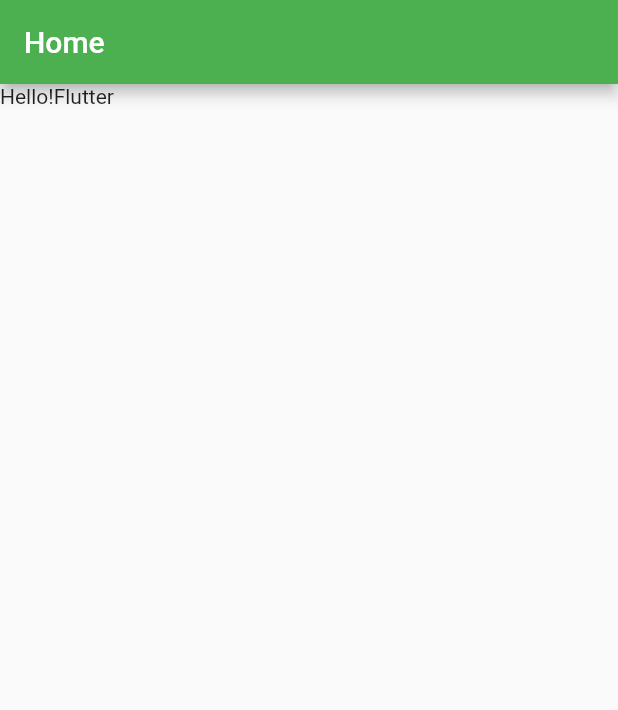
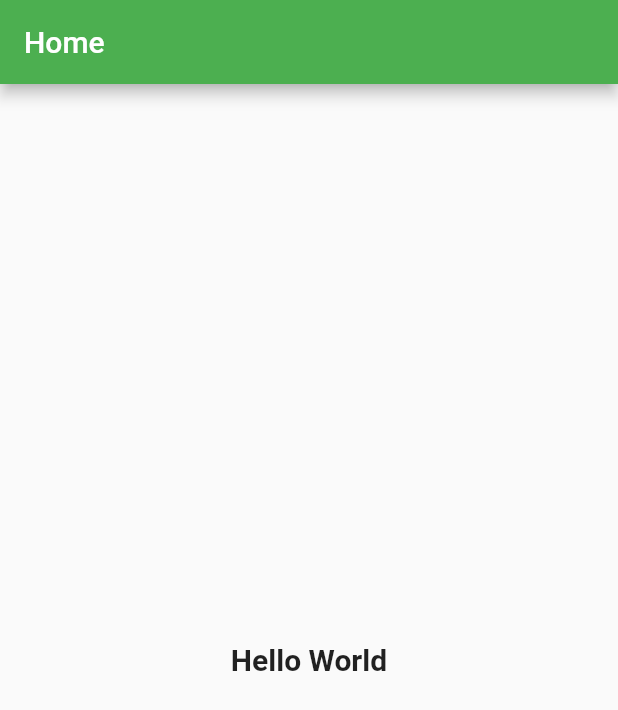
Before and after one commit to mukul71/Learning_Flutter, a Flutter app: the screen it shows after launch, on a phone screen of 412 x 824 dp. Shown: the top 710 px of the screen. Run offline on Flutter 3.47's test engine with Material 2 defaults, Android fonts, the phone set to English and light mode, and no system bars.

```diff
--- a/lib/main.dart
+++ b/lib/main.dart
@@ -1,7 +1,7 @@
 import 'package:flutter/material.dart';
 
 void main() {
-  runApp(const MyApp()); // Here we met main and runApp/MyApp option of the flow
+  runApp(const MyApp());
 }
 
 class MyApp extends StatelessWidget {
@@ -15,10 +15,6 @@ class MyApp extends StatelessWidget {
     );
   }
 }
-//MaterialApp controls the fundamental UI design of the the app.
-//It has various kinds of properties.
-//It controls theme and color entire the app through ThemeData class
-//debugShowCheckedModeBanner: it removes debug mode banner if 'false'.
 
 class HomeScreen extends StatelessWidget {
   const HomeScreen({super.key});
@@ -30,7 +26,17 @@ class HomeScreen extends StatelessWidget {
         title: Text('Home'),
         backgroundColor: Colors.green,
       ),
-      body: Text('Hello!Flutter'),
+      body: Center(
+        child: Text(
+          'Hello World',
+          style: TextStyle(fontWeight: FontWeight.bold, fontSize: 20),
+        ),
+      ),
     );
   }
 }
+//Scaffold is one of the most important widgets in Flutter
+//Most of our works are done here.
+//It contains the app's appbar, menu and body.
+//All kinds text and images can be placed here
+//Gradually, we will see our other activities here.
```
